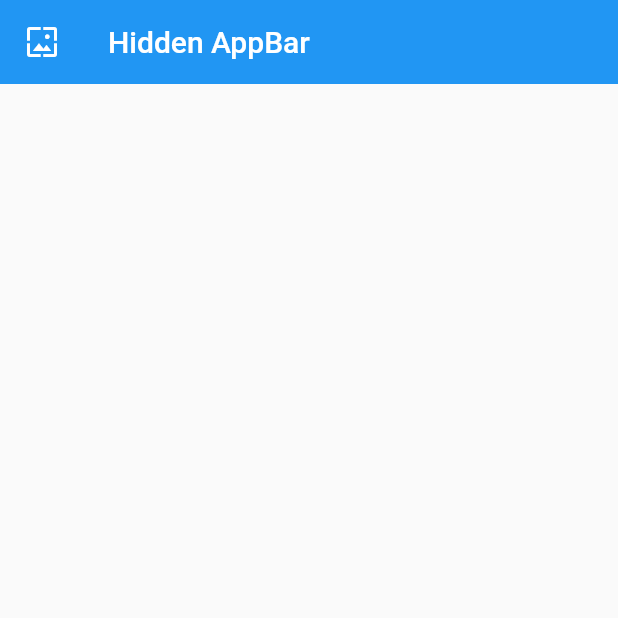
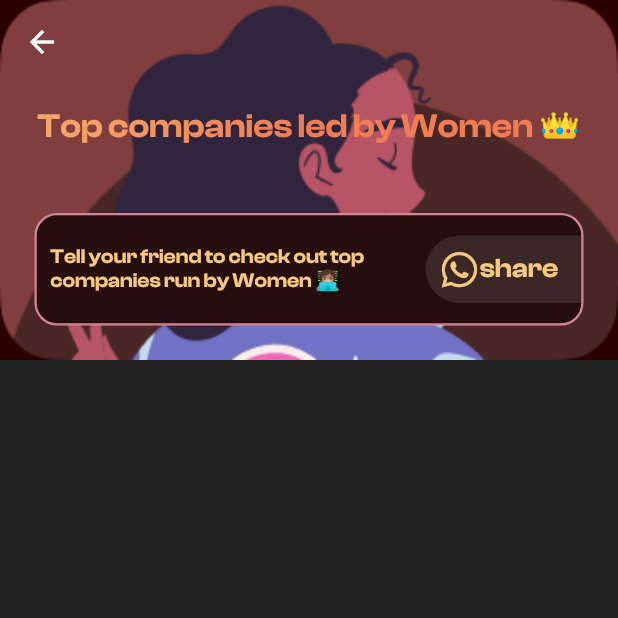
Before and after one commit to DominicPrince2003/Clubfolio, a Flutter app: the screen it shows after launch, after a tap on "Top companies led by Women 👑", on a phone screen of 412 x 824 dp, the top half of it. Run offline on Flutter 3.47's test engine with Material 2 defaults, Android fonts, the phone set to English and light mode, and no system bars; our stand-ins replace font_awesome_flutter; project files that could hold a hidden picture were left out.

Commit message:
firstpage(set) secondpage(firstpart)

```diff
--- a/lib/custombutton.dart
+++ b/lib/custombutton.dart
@@ -15,18 +15,14 @@ class CustomButton extends StatelessWidget {
   final String r = '/wpage';
   @override
   Widget build(BuildContext context) {
-    return Container(
-      height: 100,
-      child: ElevatedButton(
-        style: ElevatedButton.styleFrom(
-            maximumSize: Size(double.infinity, double.infinity),
-            backgroundColor: Colors.white,
-            side: BorderSide(color: color),
-            shape: BeveledRectangleBorder(
-                borderRadius: BorderRadius.all(Radius.circular(140)))),
-        onPressed: () {
-          Navigator.pushNamed(context, r);
-        },
+    return OutlinedButton(
+      onPressed: () {
+        Navigator.pushNamed(context, r);
+      },
+      child: Container(
+        decoration: BoxDecoration(
+            border: Border.all(color: textColor),
+            borderRadius: BorderRadius.all(Radius.circular(20))),
         child: Stack(
           children: [
             Container(
@@ -43,7 +39,7 @@ class CustomButton extends StatelessWidget {
                   ),
                 ),
               ),
-              height: 175,
+              height: 200,
               decoration: BoxDecoration(
                   borderRadius: BorderRadius.all(Radius.circular(20)),
                   color: color),
--- a/lib/women_page.dart
+++ b/lib/women_page.dart
@@ -1,28 +1,112 @@
 import 'package:flutter/material.dart';
+import 'package:font_awesome_flutter/font_awesome_flutter.dart';
 
-class Wpage extends StatelessWidget {
+class Wpage extends StatefulWidget {
   const Wpage({Key? key}) : super(key: key);
 
   @override
+  State<Wpage> createState() => _WpageState();
+}
+
+class _WpageState extends State<Wpage> {
+  final Shader linearGradient = LinearGradient(
+    colors: <Color>[Color(0xFFF7C97E), Color(0xffF07D53)],
+  ).createShader(Rect.fromLTWH(0.0, 0.0, 200.0, 70.0));
+  @override
   Widget build(BuildContext context) {
     return Scaffold(
-        body: NestedScrollView(
-            headerSliverBuilder:
-                (BuildContext context, bool innerBoxIsScrolled) {
-              return [
-                SliverAppBar(
-                  leading: Icon(Icons.wallpaper),
-                  title: Container(
-                      color: Colors.blue, child: Text("Hidden AppBar")),
-                  elevation: 10.0,
-                  automaticallyImplyLeading: false,
-                  expandedHeight: 50,
-                  floating: true,
-                  snap: true,
-                )
-              ];
-            },
-            // list of images for scrolling
-            body: ListView(children: <Widget>[])));
+        backgroundColor: Colors.black87,
+        body: CustomScrollView(slivers: [
+          SliverAppBar(
+            backgroundColor: Color.fromRGBO(43, 0, 0, 1),
+            expandedHeight: 240,
+            collapsedHeight: 80,
+            pinned: true,
+            floating: false,
+            snap: false,
+            flexibleSpace: FlexibleSpaceBar(
+              titlePadding: EdgeInsets.all(8),
+              centerTitle: true,
+              title:
+                  Column(mainAxisAlignment: MainAxisAlignment.end, children: [
+                Text(
+                  'Top companies led by Women 👑',
+                  style: TextStyle(
+                      fontFamily: 'Clash',
+                      fontSize: 15,
+                      foreground: Paint()..shader = linearGradient),
+                ),
+                SizedBox(
+                  height: 20,
+                ),
+                Padding(
+                  padding: const EdgeInsets.all(10.0),
+                  child: Container(
+                    height: 50,
+                    decoration: BoxDecoration(
+                        border: Border.all(color: Color(0xFFD48593)),
+                        color: Color(0xff260E0E),
+                        borderRadius: BorderRadius.circular(10)),
+                    child: Row(children: [
+                      Expanded(
+                        flex: 5,
+                        child: Padding(
+                          padding: const EdgeInsets.all(6),
+                          child: Text(
+                            "Tell your friend to check out top companies run by Women 👩🏽‍💻",
+                            style: TextStyle(
+                              fontFamily: 'Clash',
+                              fontSize: 9,
+                              color: Color(0xffF7C97E),
+                            ),
+                          ),
+                        ),
+                      ),
+                      Expanded(
+                        flex: 2,
+                        child: Container(
+                            decoration: BoxDecoration(
+                                color: Color(0x1Affffff),
+                                borderRadius: BorderRadius.only(
+                                    topLeft: Radius.circular(15),
+                                    bottomLeft: Radius.circular(15))),
+                            child: Padding(
+                              padding: const EdgeInsets.all(6.0),
+                              child: Row(
+                                children: [
+                                  Icon(
+                                    FontAwesomeIcons.whatsapp,
+                                    color: Color(0xffF7C97E),
+                                    size: 18,
+                                  ),
+                                  Text(
+                                    "share",
+                                    style: TextStyle(
+                                        fontFamily: 'Clash',
+                                        fontSize: 12,
+                                        color: Color(0xffF7C97E)),
+                                  )
+                                ],
+                              ),
+                            )),
+                      )
+                    ]),
+                  ),
+                ),
+              ]),
+              background: Hero(
+                tag: 'women@2x.png',
+                child: Image(
+                  fit: BoxFit.fill,
+                  image: AssetImage('images/women@2x.png'),
+                ),
+              ),
+            ),
+          ),
+          /*SliverList(delegate:
+              SliverChildBuilderDelegate((BuildContext context, int index) {
+            return Container();
+          }))*/
+        ]));
   }
 }
--- a/pubspec.yaml
+++ b/pubspec.yaml
@@ -37,6 +37,7 @@ dependencies:
   # Use with the CupertinoIcons class for iOS style icons.
   cupertino_icons: ^1.0.2
   get: ^4.6.5
+  font_awesome_flutter: ^10.3.0
 
 dev_dependencies:
   flutter_test:
```
Also changed, not shown: lib/customcard.dart (added), pubspec.lock.
